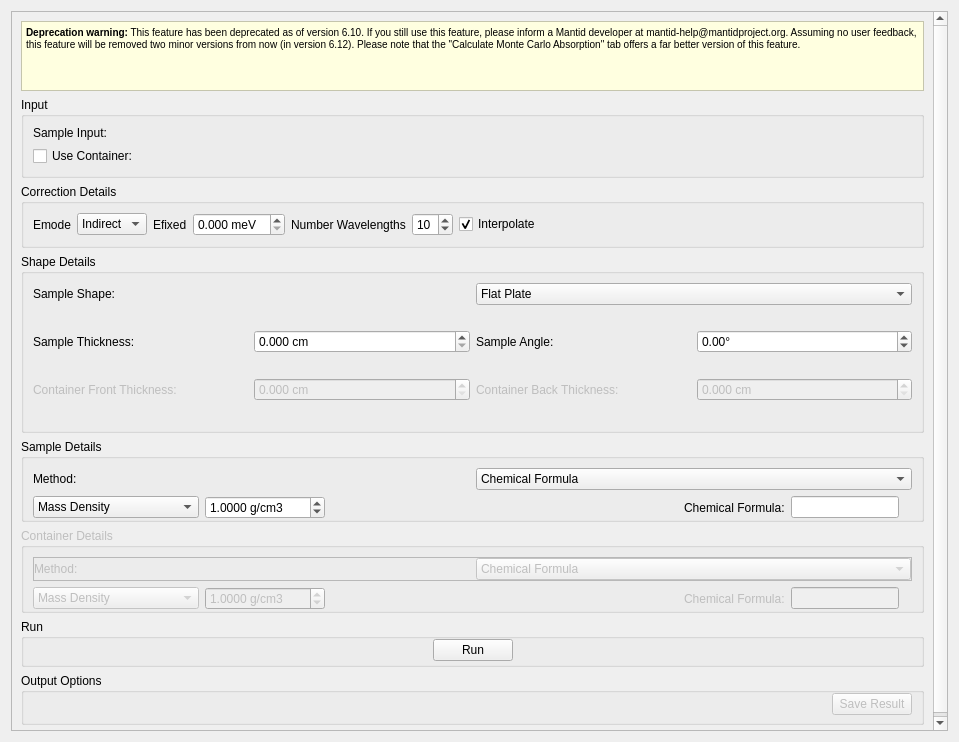
mantidproject/mantid, file qt/scientific_interfaces/Inelastic/Corrections/CalculatePaalmanPings.ui: the form before one commit.
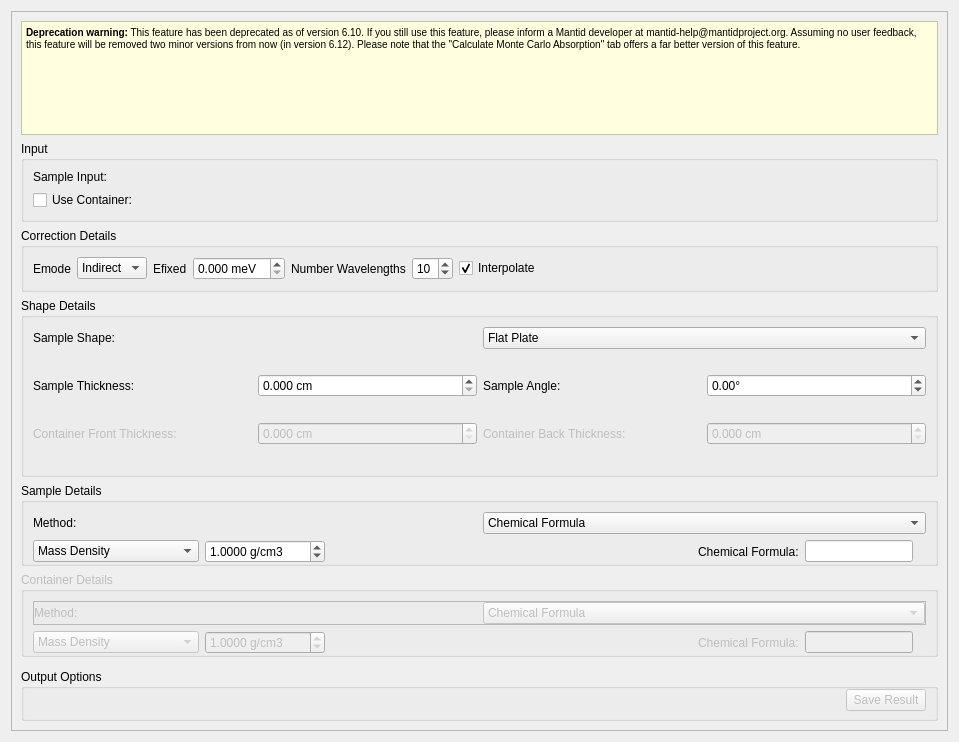
The form after the commit. Custom widgets are drawn as their Qt base class.

Commit message: Use RunWidget in CalculatePaalmanPings tab

Diff of the .ui file:
```diff
--- a/qt/scientific_interfaces/Inelastic/Corrections/CalculatePaalmanPings.ui
+++ b/qt/scientific_interfaces/Inelastic/Corrections/CalculatePaalmanPings.ui
@@ -24,11 +24,11 @@
        <rect>
         <x>0</x>
         <y>0</y>
-        <width>918</width>
-        <height>763</height>
+        <width>935</width>
+        <height>718</height>
        </rect>
       </property>
-      <layout class="QVBoxLayout" name="verticalLayout_2" stretch="0,0,0,0,1,1,1,0">
+      <layout class="QVBoxLayout" name="verticalLayout_2" stretch="0,0,0,0,1,1,0,0">
        <item>
         <widget class="QTextEdit" name="textEdit">
          <property name="styleSheet">
@@ -1247,52 +1247,7 @@
         </widget>
        </item>
        <item>
-        <widget class="QGroupBox" name="gbRun">
-         <property name="title">
-          <string>Run</string>
-         </property>
-         <layout class="QHBoxLayout" name="horizontalLayout_2">
-          <property name="topMargin">
-           <number>0</number>
-          </property>
-          <property name="bottomMargin">
-           <number>3</number>
-          </property>
-          <item>
-           <spacer name="horizontalSpacer_3">
-            <property name="orientation">
-             <enum>Qt::Horizontal</enum>
-            </property>
-            <property name="sizeHint" stdset="0">
-             <size>
-              <width>265</width>
-              <height>20</height>
-             </size>
-            </property>
-           </spacer>
-          </item>
-          <item>
-           <widget class="QPushButton" name="pbRun">
-            <property name="text">
-             <string>Run</string>
-            </property>
-           </widget>
-          </item>
-          <item>
-           <spacer name="horizontalSpacer_4">
-            <property name="orientation">
-             <enum>Qt::Horizontal</enum>
-            </property>
-            <property name="sizeHint" stdset="0">
-             <size>
-              <width>265</width>
-              <height>20</height>
-             </size>
-            </property>
-           </spacer>
-          </item>
-         </layout>
-        </widget>
+        <widget class="MantidQt::CustomInterfaces::RunView" name="runWidget" native="true"/>
        </item>
        <item>
         <widget class="QGroupBox" name="gbOutput">
@@ -1353,6 +1308,12 @@
    <header>Common/OutputPlotOptionsView.h</header>
    <container>1</container>
   </customwidget>
+  <customwidget>
+   <class>MantidQt::CustomInterfaces::RunView</class>
+   <extends>QWidget</extends>
+   <header>Common/RunWidget/RunView.h</header>
+   <container>1</container>
+  </customwidget>
  </customwidgets>
  <tabstops>
   <tabstop>ckUseCan</tabstop>
```
The commit also changes 2 other files.
